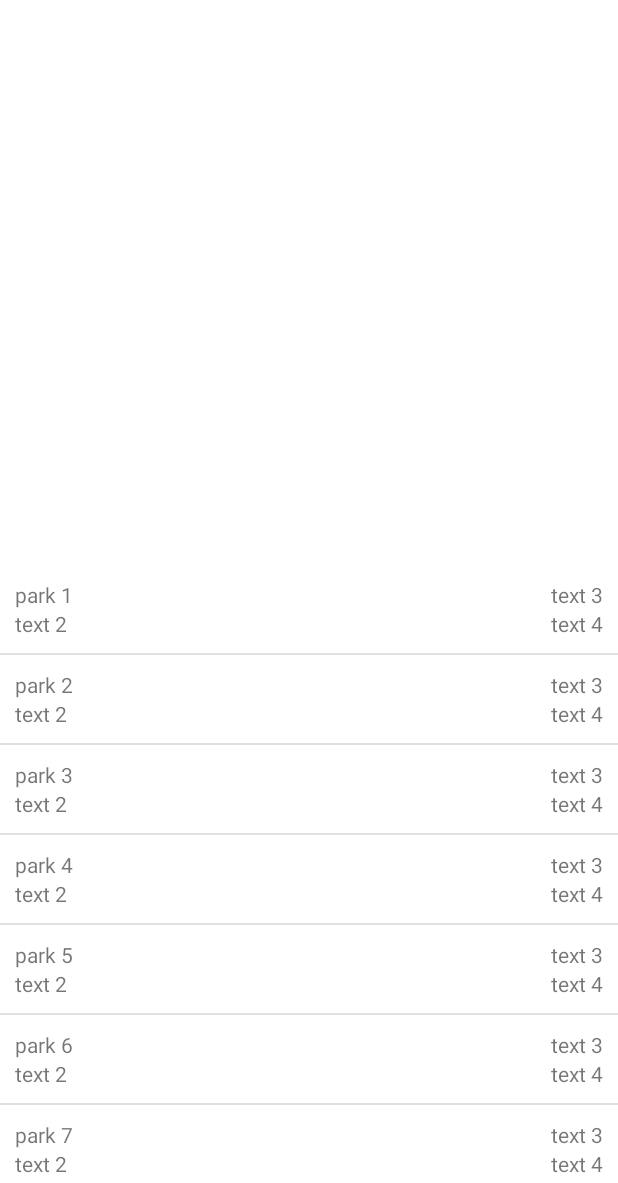
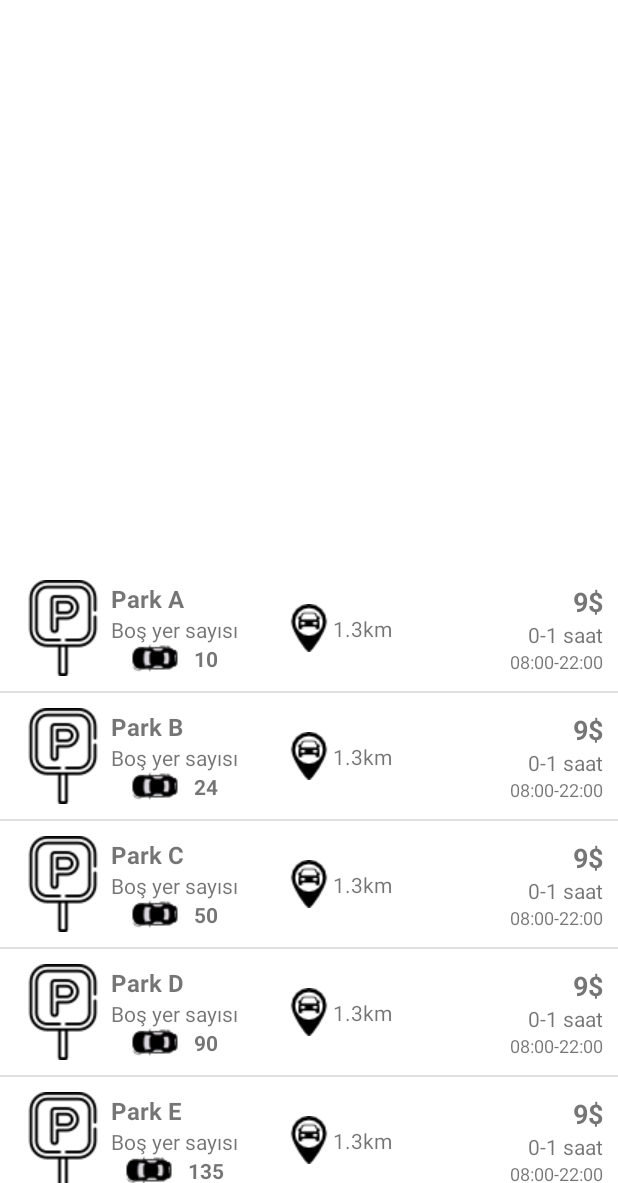
Before and after one commit to ncpy/ParkYeriHarita, an Android app: the screen it shows after launch (MapsActivity), on a phone screen of 412 x 824 dp, the part 53-1236 px from its top. Run offline under Robolectric (Android 15) with nearby library versions, the phone set to English and light mode, and no system bars.

Commit message:
row_items.xml is editted

```diff
--- a/app/src/main/java/com/example/parkyeriharita/MapsActivity.java
+++ b/app/src/main/java/com/example/parkyeriharita/MapsActivity.java
@@ -2,12 +2,18 @@ package com.example.parkyeriharita;
 
 import androidx.fragment.app.FragmentActivity;
 
+import android.annotation.SuppressLint;
 import android.content.Context;
 import android.content.Intent;
 import android.os.Bundle;
 import android.view.View;
+import android.view.ViewGroup;
 import android.widget.AdapterView;
 import android.widget.ArrayAdapter;
+import android.widget.BaseAdapter;
+import android.widget.Filter;
+import android.widget.Filterable;
+import android.widget.ImageView;
 import android.widget.ListView;
 import android.widget.TextView;
 
@@ -18,12 +24,19 @@ import com.google.android.gms.maps.SupportMapFragment;
 import com.google.android.gms.maps.model.LatLng;
 import com.google.android.gms.maps.model.MarkerOptions;
 
+import java.io.Serializable;
+import java.util.ArrayList;
+import java.util.HashMap;
+import java.util.LinkedHashMap;
+import java.util.List;
+import java.util.Map;
+
 public class MapsActivity extends FragmentActivity implements OnMapReadyCallback {
 
     private GoogleMap mMap;
     ListView listView;
-    TextView tx1, tx2, tx3, tx4;
-    ArrayAdapter<String> adapter;
+    List<MyItems> listItems = new ArrayList<>();
+
     Context context = this;
 
     @Override
@@ -44,11 +57,35 @@ public class MapsActivity extends FragmentActivity implements OnMapReadyCallback
             }
         });
 
+        MyItems myItems1, myItems2;
+        LinkedHashMap<String, Integer> all_info = new LinkedHashMap<>();
+        all_info.put("Park A", 10);
+        all_info.put("Park B", 24);
+        all_info.put("Park C", 50);
+        all_info.put("Park D", 90);
+        all_info.put("Park E", 135);
+        all_info.put("Park F", 477);
+        all_info.put("Park G", 0);
+        all_info.put("Park H", 5);
+        myItems1 = new MyItems(null, 0, all_info);
 
 
-        adapter = new ArrayAdapter<>(this, R.layout.row_layout, R.id.tx1, new String[]{"park 1", "park 2",
-                "park 3", "park 4", "park 5", "park 6", "park 7", "park 8", "park 9", "park 10", "park 11"});
-        listView.setAdapter(adapter);
+
+        for (String yer : myItems1.getAll_info().keySet()) {
+            //myItems2 = new MyItems(yer, null, null);
+            //listItems.add(myItems2);
+        }
+
+        for (Map.Entry<String, Integer> entry : all_info.entrySet()) {
+            System.out.println("key: "+entry.getKey());
+            System.out.println("value: "+entry.getValue());
+            myItems2 = new MyItems(entry.getKey(), entry.getValue(), null);
+            listItems.add(myItems2);
+        }
+
+
+        MyAdapter myAdapter = new MyAdapter(listItems, this);
+        listView.setAdapter(myAdapter);
 
 
     }
@@ -67,8 +104,104 @@ public class MapsActivity extends FragmentActivity implements OnMapReadyCallback
         mMap = googleMap;
 
         // Add a marker in Sydney and move the camera
-        LatLng sydney = new LatLng(41, 29);
-        mMap.addMarker(new MarkerOptions().position(sydney).title("İstanbul"));
-        mMap.moveCamera(CameraUpdateFactory.newLatLng(sydney));
+        LatLng istanbul = new LatLng(41, 29);
+        mMap.addMarker(new MarkerOptions().position(istanbul).title("İstanbul"));
+        mMap.moveCamera(CameraUpdateFactory.newLatLng(istanbul));
+    }
+
+    public class MyAdapter extends BaseAdapter implements Filterable {
+        List<MyItems> myItemsList;
+        List<MyItems> myItemsListFiltered;
+
+        public MyAdapter(List<MyItems> myItemsList, MapsActivity mapsActivity) {
+            this.myItemsList = myItemsList;
+            this.myItemsListFiltered = myItemsList;
+        }
+
+        @Override
+        public int getCount() {
+            return myItemsListFiltered.size();
+        }
+
+        @Override
+        public Object getItem(int position) {
+            return null;
+        }
+
+        @Override
+        public long getItemId(int position) {
+            return position;
+        }
+
+        @SuppressLint("SetTextI18n")
+        @Override
+        public View getView(int position, View convertView, ViewGroup parent) {
+            @SuppressLint("ViewHolder")
+            View view1 = getLayoutInflater().inflate(R.layout.row_items, null);
+
+            TextView tx_yer_ismi = view1.findViewById(R.id.tx_yer_ismi);
+            tx_yer_ismi.setText(myItemsListFiltered.get(position).name);
+
+            TextView tx_bos_yer_sayisi = view1.findViewById(R.id.tx_bos_yer_sayisi);
+            tx_bos_yer_sayisi.setText(myItemsListFiltered.get(position).bos_sayisi+"");
+
+            TextView tx_km = view1.findViewById(R.id.tx_km);
+            //tx_km.setText(myItemsListFiltered.get(position));
+
+            TextView tx_fee = view1.findViewById(R.id.tx_fee);
+            TextView tx_duration = view1.findViewById(R.id.tx_duration);
+            TextView tx_time = view1.findViewById(R.id.tx_time);
+
+            ImageView imageView = view1.findViewById(R.id.imageView);
+            imageView.setImageResource(R.drawable.park_entry);
+            ImageView imageView2 = view1.findViewById(R.id.imageView2);
+            imageView2.setImageResource(R.drawable.car_32);
+            ImageView imageView3 = view1.findViewById(R.id.imageView3);
+            imageView3.setImageResource(R.drawable.car_ph_32);
+
+
+            return view1;
+        }
+
+        @Override
+        public Filter getFilter() {
+            return null;
+        }
+    }
+
+    public class MyItems implements Serializable {
+        private String name;
+        private int bos_sayisi;
+        private LinkedHashMap<String, Integer> all_info;
+
+        public MyItems(String name, int bos_sayisi, LinkedHashMap<String, Integer> all_info) {
+            this.name = name;
+            this.bos_sayisi = bos_sayisi;
+            this.all_info = all_info;
+        }
+
+        public String getName() {
+            return name;
+        }
+
+        public void setName(String name) {
+            this.name = name;
+        }
+
+        public int getBos_sayisi() {
+            return bos_sayisi;
+        }
+
+        public void setBos_sayisi(int desc) {
+            this.bos_sayisi = desc;
+        }
+
+        public LinkedHashMap<String, Integer> getAll_info() {
+            return all_info;
+        }
+
+        public void setAll_info(LinkedHashMap<String, Integer> all_info) {
+            this.all_info = all_info;
+        }
     }
 }
--- /dev/null
+++ b/app/src/main/res/layout/row_items.xml
@@ -0,0 +1,128 @@
+<?xml version="1.0" encoding="utf-8"?>
+<androidx.constraintlayout.widget.ConstraintLayout xmlns:android="http://schemas.android.com/apk/res/android"
+    xmlns:app="http://schemas.android.com/apk/res-auto"
+    xmlns:tools="http://schemas.android.com/tools"
+    android:layout_width="match_parent"
+    android:layout_height="match_parent"
+    android:padding="10dp">
+
+    <ImageView
+        android:id="@+id/imageView"
+        android:layout_width="wrap_content"
+        android:layout_height="wrap_content"
+        android:src="@drawable/park_entry"
+        app:layout_constraintStart_toStartOf="parent"
+        app:layout_constraintTop_toTopOf="parent"
+        app:layout_constraintBottom_toBottomOf="parent"/>
+
+    <LinearLayout
+        android:layout_width="wrap_content"
+        android:layout_height="wrap_content"
+        android:orientation="vertical"
+        app:layout_constraintStart_toEndOf="@id/imageView"
+        app:layout_constraintTop_toTopOf="parent"
+        app:layout_constraintBottom_toBottomOf="parent">
+
+        <LinearLayout
+            android:id="@+id/linlay1"
+            android:layout_width="wrap_content"
+            android:layout_height="wrap_content"
+            android:orientation="vertical">
+
+            <TextView
+                android:id="@+id/tx_yer_ismi"
+                android:layout_width="wrap_content"
+                android:layout_height="wrap_content"
+                android:text="text 1"
+                android:textSize="16sp"
+                android:textStyle="bold" />
+
+            <TextView
+                android:layout_width="wrap_content"
+                android:layout_height="wrap_content"
+                android:text="Boş yer sayısı" />
+
+        </LinearLayout>
+
+        <LinearLayout
+            android:id="@+id/linlay2"
+            android:layout_width="match_parent"
+            android:layout_height="wrap_content"
+            android:orientation="horizontal"
+            android:gravity="center_horizontal" >
+
+            <ImageView
+                android:id="@+id/imageView2"
+                android:layout_width="wrap_content"
+                android:layout_height="wrap_content"
+                app:srcCompat="@drawable/car_32" />
+
+            <TextView
+                android:id="@+id/tx_bos_yer_sayisi"
+                android:layout_width="wrap_content"
+                android:layout_height="wrap_content"
+                android:paddingStart="10dp"
+                android:text="240"
+                android:textStyle="bold"
+                tools:ignore="RtlSymmetry" />
+
+        </LinearLayout>
+
+    </LinearLayout>
+
+
+    <ImageView
+        android:id="@+id/imageView3"
+        android:layout_width="wrap_content"
+        android:layout_height="wrap_content"
+        app:layout_constraintBottom_toBottomOf="parent"
+        app:layout_constraintEnd_toEndOf="parent"
+        app:layout_constraintStart_toStartOf="parent"
+        app:layout_constraintTop_toTopOf="parent"
+        app:srcCompat="@drawable/car_ph_32" />
+
+    <TextView
+        android:id="@+id/tx_km"
+        android:layout_width="wrap_content"
+        android:layout_height="wrap_content"
+        android:gravity="center"
+        android:text="1.3km"
+        app:layout_constraintStart_toEndOf="@id/imageView3"
+        app:layout_constraintTop_toTopOf="parent"
+        app:layout_constraintBottom_toBottomOf="parent" />
+
+    <LinearLayout
+        android:layout_width="wrap_content"
+        android:layout_height="wrap_content"
+        android:orientation="vertical"
+        app:layout_constraintEnd_toEndOf="parent"
+        app:layout_constraintTop_toTopOf="parent"
+        app:layout_constraintBottom_toBottomOf="parent" >
+
+        <TextView
+            android:id="@+id/tx_fee"
+            android:layout_width="wrap_content"
+            android:layout_height="wrap_content"
+            android:layout_gravity="right"
+            android:text="9$"
+            android:textStyle="bold"
+            android:textSize="18sp" />
+
+        <TextView
+            android:id="@+id/tx_duration"
+            android:layout_width="wrap_content"
+            android:layout_height="wrap_content"
+            android:layout_gravity="right"
+            android:text="0-1 saat" />
+
+        <TextView
+            android:id="@+id/tx_time"
+            android:layout_width="wrap_content"
+            android:layout_height="wrap_content"
+            android:text="08:00-22:00"
+            android:textSize="12sp" />
+
+    </LinearLayout>
+
+
+</androidx.constraintlayout.widget.ConstraintLayout>
--- a/app/src/main/res/layout/row_layout.xml
+++ /dev/null
@@ -1,61 +0,0 @@
-<?xml version="1.0" encoding="utf-8"?>
-<androidx.constraintlayout.widget.ConstraintLayout xmlns:android="http://schemas.android.com/apk/res/android"
-    xmlns:app="http://schemas.android.com/apk/res-auto"
-    xmlns:tools="http://schemas.android.com/tools"
-    android:layout_width="match_parent"
-    android:layout_height="match_parent"
-    android:padding="10dp">
-
-    <LinearLayout
-        android:layout_width="wrap_content"
-        android:layout_height="wrap_content"
-        android:orientation="vertical"
-        app:layout_constraintStart_toStartOf="parent"
-        app:layout_constraintTop_toTopOf="parent">
-
-        <TextView
-            android:id="@+id/tx1"
-            android:layout_width="wrap_content"
-            android:layout_height="wrap_content"
-            android:text="text 1" />
-
-        <TextView
-            android:id="@+id/tx2"
-            android:layout_width="wrap_content"
-            android:layout_height="wrap_content"
-            android:text="text 2" />
-
-    </LinearLayout>
-
-    <ImageView
-        android:id="@+id/imageView"
-        android:layout_width="wrap_content"
-        android:layout_height="wrap_content"
-        app:layout_constraintEnd_toEndOf="parent"
-        app:layout_constraintStart_toStartOf="parent"
-        app:layout_constraintTop_toTopOf="parent"
-        app:srcCompat="@drawable/map_loc" />
-
-    <LinearLayout
-        android:layout_width="wrap_content"
-        android:layout_height="wrap_content"
-        android:orientation="vertical"
-        app:layout_constraintEnd_toEndOf="parent"
-        app:layout_constraintTop_toTopOf="parent">
-
-        <TextView
-            android:id="@+id/tx3"
-            android:layout_width="wrap_content"
-            android:layout_height="wrap_content"
-            android:text="text 3" />
-
-        <TextView
-            android:id="@+id/tx4"
-            android:layout_width="wrap_content"
-            android:layout_height="wrap_content"
-            android:text="text 4" />
-
-    </LinearLayout>
-
-
-</androidx.constraintlayout.widget.ConstraintLayout>
```
Also changed, not shown: app/src/main/res/drawable/car_32.png (added), app/src/main/res/drawable/car_64.png (added), app/src/main/res/drawable/car_ph_32.png (added), app/src/main/res/drawable/map_loc.png (deleted), app/src/main/res/drawable/park_entry.png (added).
